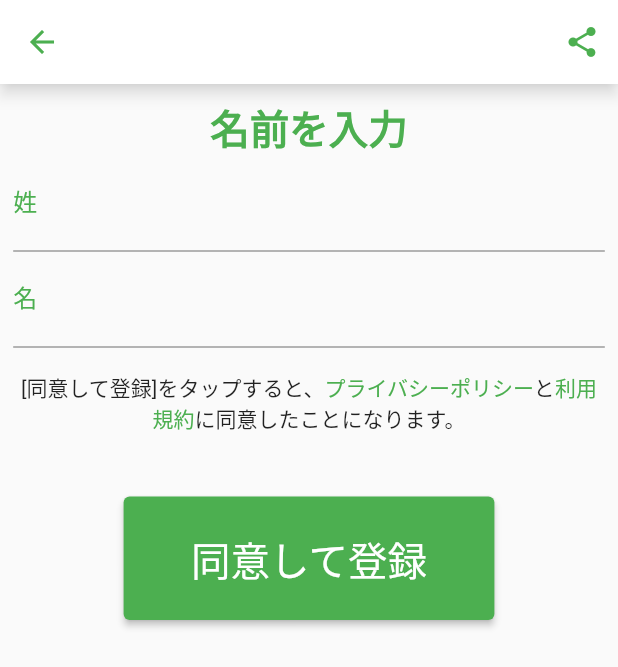
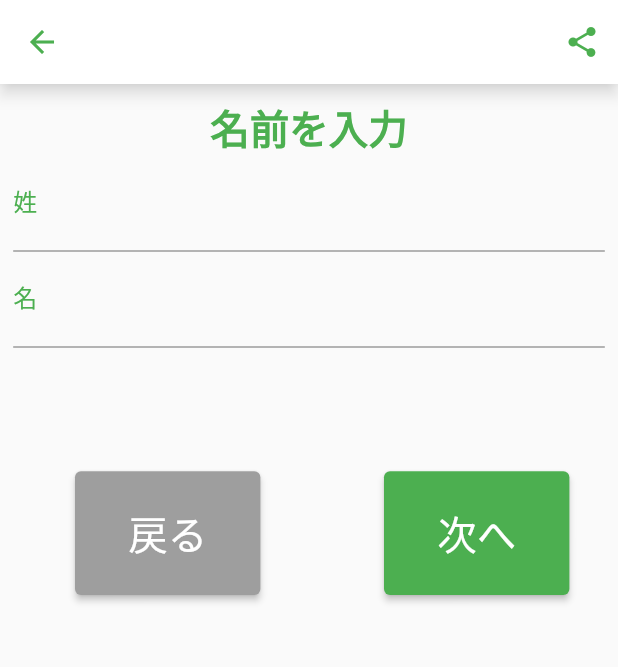
Before and after one commit to CoreForceNITech/Valloon, a Flutter app: the screen it shows after launch, after a tap on "Sign Up", on a phone screen of 412 x 824 dp. Shown: the top 667 px of the screen. Run offline on Flutter 3.47's test engine with Material 2 defaults, Android fonts, the phone set to English and light mode, and no system bars; our stand-ins replace flutter_screenutil, flutter_svg, get, share_plus.

Commit message:
ver0.0.5.0 戻るボタンの実装

```diff
--- a/lib/function/func.dart
+++ b/lib/function/func.dart
@@ -9,7 +9,7 @@ class Func {
       children: <Widget>[
         consentMessage(context),
         Container(
-          height: 33.35.h,
+          height: 16.675.h,
         ),
         consentButton(context, page),
       ],
@@ -43,17 +43,39 @@ class Func {
     );
   }
 
+  static Container smallNextButton(BuildContext context, StatefulWidget page) {
+    return haveTextButton(context, page, 66.7.h, 112.5.w, '次へ', Colors.green);
+  }
+
   static Container consentButton(BuildContext context, StatefulWidget page) {
+    return haveTextButton(context, page, 66.7.h, 225.w, '同意して登録', Colors.green);
+  }
+
+  static Container smallReturnButton(
+      BuildContext context, StatefulWidget page) {
+    return haveTextButton(context, page, 66.7.h, 112.5.w, '戻る', Colors.grey);
+  }
+
+  static Container largeReturnButton(
+      BuildContext context, StatefulWidget page) {
+    return haveTextButton(context, page, 66.7.h, 225.w, '戻る', Colors.grey);
+  }
+
+  static Container haveTextButton(BuildContext context, StatefulWidget page,
+      double _height, double _width, String text, Color color) {
     return Container(
-      height: 66.7.h,
-      width: 225.w,
+      height: _height,
+      width: _width,
       decoration: BoxDecoration(
         borderRadius: BorderRadius.circular(180.r),
       ),
       child: SizedBox(
         child: ElevatedButton(
+          style: ElevatedButton.styleFrom(
+            primary: color,
+          ),
           child: Text(
-            '同意して登録',
+            text,
             style: TextStyle(
               fontSize: 24.sp,
             ),
--- a/lib/pages/introduction_name.dart
+++ b/lib/pages/introduction_name.dart
@@ -60,8 +60,21 @@ class _IntroductionNameState extends State<IntroductionName> {
                     labelStyle: TextStyle(color: Colors.green),
                   ),
                 ),
-                Text(''),
-                Func.consentProcess(context, IntroductionBirthday())
+                Container(
+                  height: 66.7.h,
+                ),
+                Row(
+                  children: <Widget>[
+                    Container(
+                      width: 37.5.w,
+                    ),
+                    Func.smallReturnButton(context, Login()),
+                    Container(
+                      width: 75.w,
+                    ),
+                    Func.smallNextButton(context, IntroductionBirthday()),
+                  ],
+                ),
               ],
             ),
           ),
```
Also changed, not shown: lib/pages/hello_valloon.dart (+2 -5 lines), lib/pages/introduction_icon.dart (+7 -1 lines), lib/pages/introduction_your.dart (+16 -6 lines).
